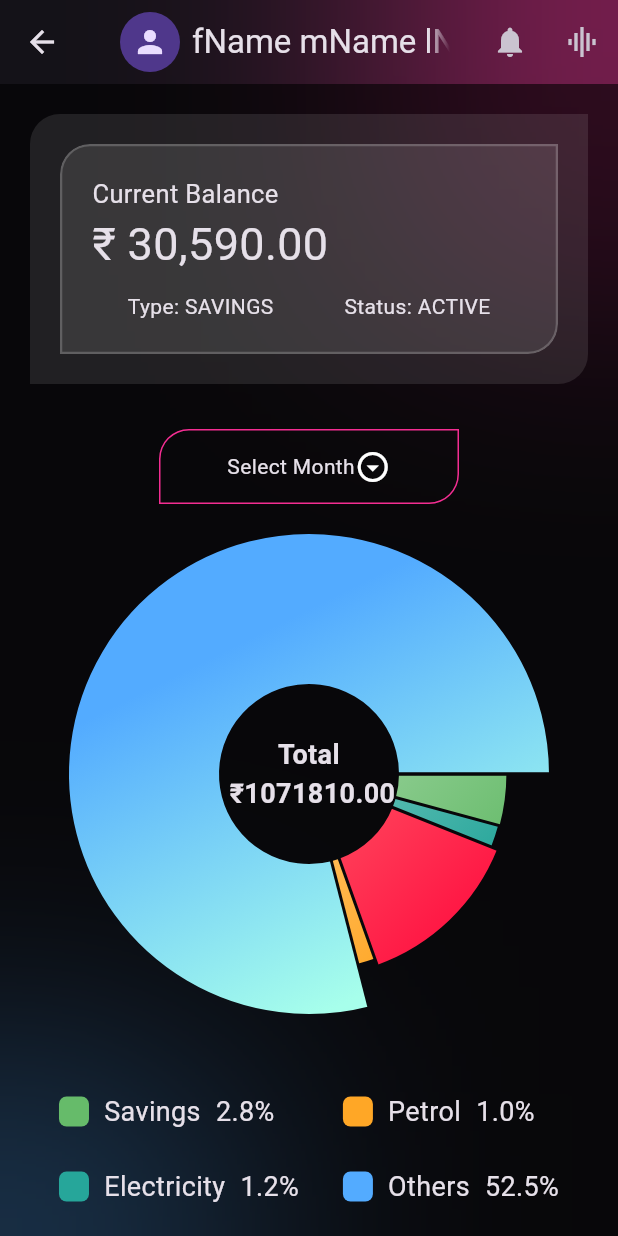
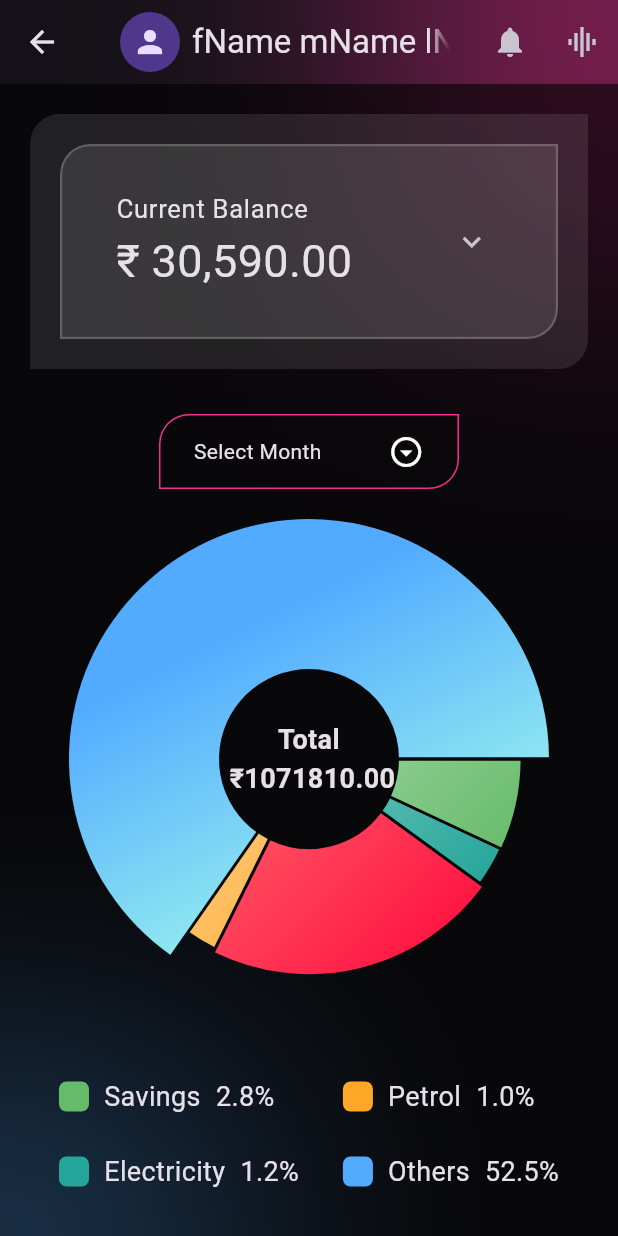
Before and after one commit to AnandhuA/TransactionsApp, a Flutter app: the HomeScreen screen opened directly, on a phone screen of 412 x 824 dp. Run offline on Flutter 3.47's test engine with Material 3 defaults, Android fonts, the phone set to English and light mode, and no system bars; drawn by our look-alikes of fl_chart; our stand-ins replace bloc, carousel_slider, firebase_auth, firebase_core, flutter_bloc, lottie and 1 more; missing offline and left inert: month_year_picker; accounts and stored records are empty.

```diff
--- a/lib/screens/home_screen.dart
+++ b/lib/screens/home_screen.dart
@@ -105,7 +105,7 @@ class _HomeScreenState extends State<HomeScreen> {
                               ),
                               border: Border.all(color: primaryColor)),
                           child: Row(
-                            mainAxisAlignment: MainAxisAlignment.center,
+                            mainAxisAlignment: MainAxisAlignment.spaceAround,
                             children: [
                               selectedMonth == null
                                   ? const Text("Select Month")
--- a/lib/screens/widgets/card_widget.dart
+++ b/lib/screens/widgets/card_widget.dart
@@ -1,13 +1,103 @@
+// import 'dart:ui';
+
+// import 'package:flutter/material.dart';
+// import 'package:transaction_app/core/const_size.dart';
+// import 'package:transaction_app/models/model.dart';
+
+// class CardWidget extends StatelessWidget {
+//   const CardWidget({
+//     super.key,
+//     required this.formattedBalance,
+//     required this.statement,
+//   });
+
+//   final String formattedBalance;
+//   final AccountStatement statement;
+
+//   @override
+//   Widget build(BuildContext context) {
+//     return Container(
+//       margin: const EdgeInsets.all(10),
+//       padding: const EdgeInsets.all(20),
+//       width: double.infinity,
+//       decoration: BoxDecoration(
+//         borderRadius: const BorderRadius.only(
+//           topLeft: Radius.circular(20),
+//           bottomRight: Radius.circular(20),
+//         ),
+//         color: Colors.white.withOpacity(0.1),
+//       ),
+//       child: ClipRRect(
+//         borderRadius: const BorderRadius.only(
+//           topLeft: Radius.circular(20),
+//           bottomRight: Radius.circular(20),
+//         ),
+//         child: BackdropFilter(
+//           filter: ImageFilter.blur(sigmaX: 10, sigmaY: 10),
+//           child: Container(
+//             padding: const EdgeInsets.all(20),
+//             decoration: BoxDecoration(
+//               color: Colors.white.withOpacity(0.1),
+//               borderRadius: const BorderRadius.only(
+//                 topLeft: Radius.circular(20),
+//                 bottomRight: Radius.circular(20),
+//               ),
+//               border: Border.all(
+//                 color: Colors.white.withOpacity(0.2),
+//                 width: 1.5,
+//               ),
+//             ),
+//             child: Column(
+//               children: [
+//                 Row(
+//                   children: [
+//                     Column(
+//                       crossAxisAlignment: CrossAxisAlignment.start,
+//                       children: [
+//                         const Text(
+//                           "Current Balance",
+//                           style: TextStyle(fontSize: 17),
+//                         ),
+//                         Text(
+//                           "₹ $formattedBalance",
+//                           style: const TextStyle(fontSize: 30),
+//                         ),
+//                       ],
+//                     ),
+//                   ],
+//                 ),
+//                 height10,
+//                 Row(
+//                   mainAxisAlignment: MainAxisAlignment.spaceAround,
+//                   children: [
+//                     Text(
+//                       "Type: ${statement.account.summary.type}",
+//                     ),
+//                     Text(
+//                       "Status: ${statement.account.summary.status}",
+//                     ),
+//                   ],
+//                 ),
+//               ],
+//             ),
+//           ),
+//         ),
+//       ),
+//     );
+//   }
+// }
 import 'dart:ui';
 
 import 'package:flutter/material.dart';
+import 'package:transaction_app/core/colors.dart';
 import 'package:transaction_app/core/const_size.dart';
 import 'package:transaction_app/models/model.dart';
 
 class CardWidget extends StatelessWidget {
   const CardWidget({
     super.key,
-    required this.formattedBalance, required this.statement,
+    required this.formattedBalance,
+    required this.statement,
   });
 
   final String formattedBalance;
@@ -46,37 +136,53 @@ class CardWidget extends StatelessWidget {
                 width: 1.5,
               ),
             ),
-            child: Column(
+            child: ExpansionTile(
+              // tilePadding: const EdgeInsets.all(10),
+              title: const Text(
+                'Current Balance',
+                style: TextStyle(fontSize: 17),
+              ),
+              subtitle: Text(
+                '₹ $formattedBalance',
+                style: const TextStyle(fontSize: 30),
+              ),
+              childrenPadding: const EdgeInsets.all(10),
               children: [
-                Row(
-                  children: [
-                    Column(
-                      crossAxisAlignment: CrossAxisAlignment.start,
-                      children: [
-                        const Text(
-                          "Current Balance",
-                          style: TextStyle(fontSize: 17),
-                        ),
-                        Text(
-                          "₹ $formattedBalance",
-                          style: const TextStyle(fontSize: 30),
-                        ),
-                      ],
-                    ),
-                  ],
-                ),
-                height10,
                 Row(
                   mainAxisAlignment: MainAxisAlignment.spaceAround,
                   children: [
                     Text(
-                      "Type: ${statement.account.summary.type}",
+                      'Type: ${statement.account.summary.type}',
+                      style: const TextStyle(
+                        color: secondaryColor,
+                        fontWeight: FontWeight.bold,
+                        fontSize: 15,
+                      ),
                     ),
                     Text(
-                      "Status: ${statement.account.summary.status}",
+                      'Status: ${statement.account.summary.status}',
+                      style: const TextStyle(
+                          color: Colors.green,
+                          fontWeight: FontWeight.bold,
+                          fontSize: 15),
                     ),
                   ],
                 ),
+                height25,
+                _CustomWidget(
+                    title: 'Account Number', content: statement.maskedAccount),
+                height10,
+                _CustomWidget(
+                    title: 'Email',
+                    content: statement.account.profile.holders.holder.email),
+                height10,
+                _CustomWidget(
+                    title: 'Phone Number',
+                    content: statement.account.profile.holders.holder.mobile),
+                height10,
+                _CustomWidget(
+                    title: 'Pan Number',
+                    content: statement.account.profile.holders.holder.pan),
               ],
             ),
           ),
@@ -85,3 +191,39 @@ class CardWidget extends StatelessWidget {
     );
   }
 }
+
+class _CustomWidget extends StatelessWidget {
+  final String title;
+  final String content;
+
+  const _CustomWidget({
+    required this.title,
+    required this.content,
+  });
+
+  @override
+  Widget build(BuildContext context) {
+    return Container(
+      height: 50,
+      child: Row(
+        children: [
+          Column(
+            crossAxisAlignment: CrossAxisAlignment.start,
+            children: [
+              Text(
+                title,
+                style:
+                    const TextStyle(fontSize: 10, fontWeight: FontWeight.bold),
+              ),
+              const SizedBox(height: 5),
+              Text(
+                content,
+                style: const TextStyle(fontSize: 20),
+              ),
+            ],
+          ),
+        ],
+      ),
+    );
+  }
+}
--- a/lib/screens/widgets/pi_graph.dart
+++ b/lib/screens/widgets/pi_graph.dart
@@ -176,7 +176,7 @@ class PiGraphState extends State<PiGraph> {
       widget.others,
       widget.petrol
     ].reduce((a, b) => a > b ? a : b);
-    const minRadius = 70.0;
+    const minRadius = 80.0;
     const maxRadius = 100.0;
 
     double calculateRadius(double value) {
@@ -239,10 +239,10 @@ class PiGraphState extends State<PiGraph> {
         ),
         showTitle: false,
         color: otherColor,
-        value: widget.others / total * 100,
+        value: widget.others / 2 / total * 100,
         title: '${(widget.others / total * 100).toStringAsFixed(1)}%',
         radius: calculateRadius(widget.others),
-      ),
+      )
     ];
 
     return SizedBox(
@@ -270,11 +270,20 @@ class PiGraphState extends State<PiGraph> {
               ),
               centerSpaceRadius: 60,
             ),
-            swapAnimationDuration: const Duration(seconds: 2),
-            swapAnimationCurve: Curves.easeInOutCubicEmphasized,
+            swapAnimationDuration: const Duration(seconds: 5),
+            swapAnimationCurve: Curves.fastLinearToSlowEaseIn,
           ),
           Center(
-            child: Text(
+            child: touchedIndex != -1
+                ? Text(
+                    sections[touchedIndex].title,
+                    textAlign: TextAlign.center,
+                    style: const TextStyle(
+                      fontSize: 18,
+                      fontWeight: FontWeight.bold,
+                    ),
+                  )
+                : Text(
                     'Total\n ₹${total.toStringAsFixed(2)}',
                     textAlign: TextAlign.center,
                     style: const TextStyle(
@@ -283,32 +292,6 @@ class PiGraphState extends State<PiGraph> {
                     ),
                   ),
           ),
-          if (touchedIndex != -1) ...[
-            Positioned(
-              top: 10,
-              left: 10,
-              child: Container(
-                padding: const EdgeInsets.all(8),
-                decoration: BoxDecoration(
-                  color: Colors.white,
-                  borderRadius: BorderRadius.circular(10),
-                  boxShadow: [
-                    BoxShadow(
-                      color: Colors.black.withOpacity(0.1),
-                      blurRadius: 10,
-                    ),
-                  ],
-                ),
-                child: Text(
-                  'Category: ${sections[touchedIndex].title}\nValue: ${sections[touchedIndex].value.toStringAsFixed(2)}%',
-                  style: const TextStyle(
-                    fontSize: 14,
-                    fontWeight: FontWeight.bold,
-                  ),
-                ),
-              ),
-            ),
-          ],
         ],
       ),
     );
```
Also changed, not shown: lib/screens/transaction_screen.dart (+102 -114 lines), lib/screens/widgets/transation_tile.dart (+4 -5 lines). Lines whose indentation alone changed are shown as unchanged.
